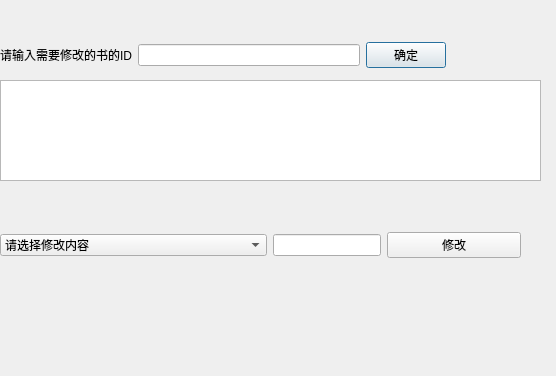
Above: modifybook.ui from CALMorACT/CodePracticeClassProject before the change. Below: the same form after it.
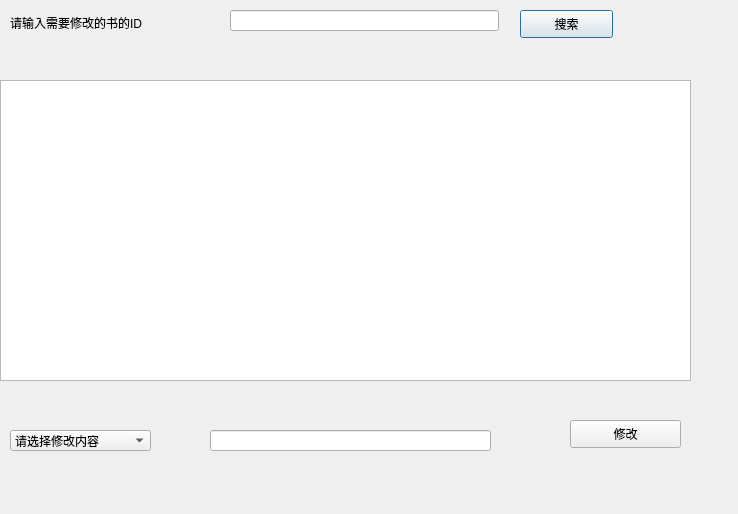
That is the form after the change.

What changed in the file:
```diff
--- a/modifybook.ui
+++ b/modifybook.ui
@@ -6,8 +6,8 @@
    <rect>
     <x>0</x>
     <y>0</y>
-    <width>556</width>
-    <height>376</height>
+    <width>738</width>
+    <height>514</height>
    </rect>
   </property>
   <property name="windowTitle">
@@ -18,56 +18,69 @@
     <rect>
      <x>0</x>
      <y>80</y>
-     <width>541</width>
-     <height>101</height>
+     <width>691</width>
+     <height>301</height>
     </rect>
    </property>
   </widget>
-  <widget class="QWidget" name="layoutWidget">
+  <widget class="QPushButton" name="ok_but">
    <property name="geometry">
     <rect>
-     <x>0</x>
-     <y>40</y>
-     <width>446</width>
-     <height>30</height>
+     <x>520</x>
+     <y>10</y>
+     <width>93</width>
+     <height>28</height>
     </rect>
    </property>
-   <layout class="QHBoxLayout" name="horizontalLayout_2">
-    <item>
-     <layout class="QHBoxLayout" name="horizontalLayout">
-      <item>
+   <property name="text">
+    <string>搜索</string>
+   </property>
+  </widget>
+  <widget class="QLineEdit" name="le_id">
+   <property name="geometry">
+    <rect>
+     <x>230</x>
+     <y>10</y>
+     <width>269</width>
+     <height>21</height>
+    </rect>
+   </property>
+  </widget>
        <widget class="QLabel" name="label">
+   <property name="geometry">
+    <rect>
+     <x>10</x>
+     <y>10</y>
+     <width>181</width>
+     <height>26</height>
+    </rect>
+   </property>
         <property name="text">
          <string>请输入需要修改的书的ID</string>
         </property>
        </widget>
-      </item>
-      <item>
-       <widget class="QLineEdit" name="le_id"/>
-      </item>
-     </layout>
-    </item>
-    <item>
-     <widget class="QPushButton" name="ok_but">
-      <property name="text">
-       <string>确定</string>
-      </property>
-     </widget>
-    </item>
-   </layout>
-  </widget>
-  <widget class="QWidget" name="">
+  <widget class="QPushButton" name="change_but">
    <property name="geometry">
     <rect>
-     <x>0</x>
-     <y>230</y>
-     <width>521</width>
-     <height>30</height>
+     <x>570</x>
+     <y>420</y>
+     <width>111</width>
+     <height>28</height>
     </rect>
    </property>
-   <layout class="QHBoxLayout" name="horizontalLayout_3" stretch="4,0,2">
-    <item>
+   <property name="text">
+    <string>修改</string>
+   </property>
+  </widget>
      <widget class="QComboBox" name="cbb_but">
+   <property name="geometry">
+    <rect>
+     <x>10</x>
+     <y>430</y>
+     <width>141</width>
+     <height>21</height>
+    </rect>
+   </property>
       <item>
        <property name="text">
         <string>请选择修改内容</string>
@@ -94,19 +107,25 @@
        </property>
       </item>
      </widget>
-    </item>
-    <item>
-     <widget class="QLineEdit" name="line2"/>
-    </item>
-    <item>
-     <widget class="QPushButton" name="change_but">
-      <property name="text">
-       <string>修改</string>
-      </property>
-     </widget>
-    </item>
-   </layout>
-  </widget>
+  <widget class="QLineEdit" name="line2">
+   <property name="geometry">
+    <rect>
+     <x>210</x>
+     <y>430</y>
+     <width>281</width>
+     <height>21</height>
+    </rect>
+   </property>
+  </widget>
+  <zorder>tableView</zorder>
+  <zorder>line2</zorder>
+  <zorder>ok_but</zorder>
+  <zorder>ok_but</zorder>
+  <zorder>le_id</zorder>
+  <zorder>label</zorder>
+  <zorder>change_but</zorder>
+  <zorder>cbb_but</zorder>
+  <zorder>line2</zorder>
  </widget>
  <resources/>
  <connections/>
```
Lines whose indentation alone changed are shown as unchanged.
